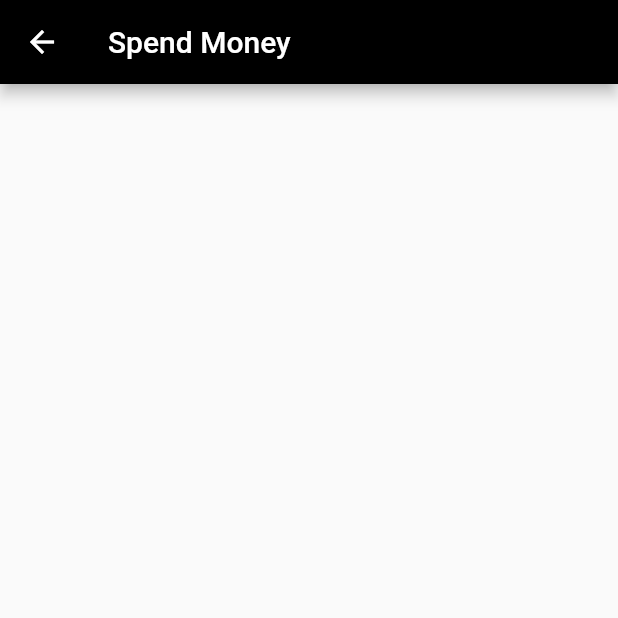
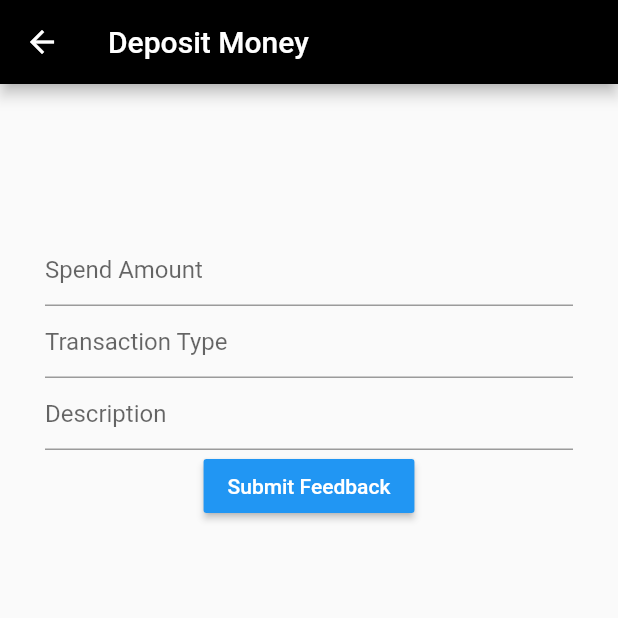
Before and after one commit to psrth/cashmoneyz, a Flutter app: the spend screen opened by its route, on a phone screen of 412 x 824 dp, the top half of it. Run offline on Flutter 3.47's test engine with Material 2 defaults, Android fonts, the phone set to English and light mode, and no system bars.

Commit message:
synced with google sheets, internet permissions

```diff
--- a/lib/spend.dart
+++ b/lib/spend.dart
@@ -1,5 +1,7 @@
 import 'package:flutter/material.dart';
+import 'controller.dart';
 import 'main.dart';
+import 'model/model.dart';
 
 class spend extends StatefulWidget {
   @override
@@ -7,12 +9,94 @@ class spend extends StatefulWidget {
 }
 
 class _spendState extends State<spend> {
+  final _formKey = GlobalKey<FormState>();
+  final _scaffoldKey = GlobalKey<ScaffoldState>();
+
+  // text field controllers
+  TextEditingController spendController = TextEditingController();
+  TextEditingController typeController = TextEditingController();
+  TextEditingController descriptionController = TextEditingController();
+  String depositController = "";
+
+// Method to show snackbar with 'message'.
+  _showSnackBar(String message) {
+    final snackBar = SnackBar(content: Text(message));
+    _scaffoldKey.currentState.showSnackBar(snackBar);
+  }
+
+  void _submitForm() {
+    if (_formKey.currentState.validate()) {
+      MoneyForm moneyForm = MoneyForm(typeController.text,
+          descriptionController.text, depositController, spendController.text);
+
+      MoneyController moneyController = MoneyController((String response) {
+        print(response);
+        if (response == MoneyController.STATUS_SUCCESS) {
+          _showSnackBar("Submitted");
+        } else {
+          _showSnackBar("Error");
+        }
+      });
+
+      _showSnackBar("Sending.");
+      moneyController.submitMoney(moneyForm);
+    }
+  }
+
   @override
   Widget build(BuildContext context) {
     return Scaffold(
-      appBar: AppBar(
-        title: Text('Spend Money'),
-      ),
-    );
+        key: _scaffoldKey,
+        appBar: AppBar(
+          title: Text('Deposit Money'),
+        ),
+        body: Form(
+          key: _formKey,
+          child: Container(
+              padding: EdgeInsets.symmetric(
+                vertical: 100,
+                horizontal: 30,
+              ),
+              child: Column(
+                children: <Widget>[
+                  TextFormField(
+                    controller: spendController,
+                    validator: (value) {
+                      if (value.isEmpty) {
+                        return "Enter Spend Amount";
+                      }
+                      return null;
+                    },
+                    decoration: InputDecoration(hintText: "Spend Amount"),
+                  ),
+                  TextFormField(
+                    controller: typeController,
+                    validator: (value) {
+                      if (value.isEmpty) {
+                        return "Enter Type";
+                      }
+                      return null;
+                    },
+                    decoration: InputDecoration(hintText: "Transaction Type"),
+                  ),
+                  TextFormField(
+                    controller: descriptionController,
+                    validator: (value) {
+                      if (value.isEmpty) {
+                        return "Enter Description";
+                      }
+                      return null;
+                    },
+                    decoration: InputDecoration(hintText: "Description"),
+                  ),
+                  RaisedButton(
+                    color: Colors.blue,
+                    textColor: Colors.white,
+                    onPressed: _submitForm,
+                    child: Text('Submit Feedback'),
+                  )
+                ],
+              )),
+        ));
   }
 }
```
Also changed, not shown: lib/deposit.dart (+88 -4 lines), 1 other file.
